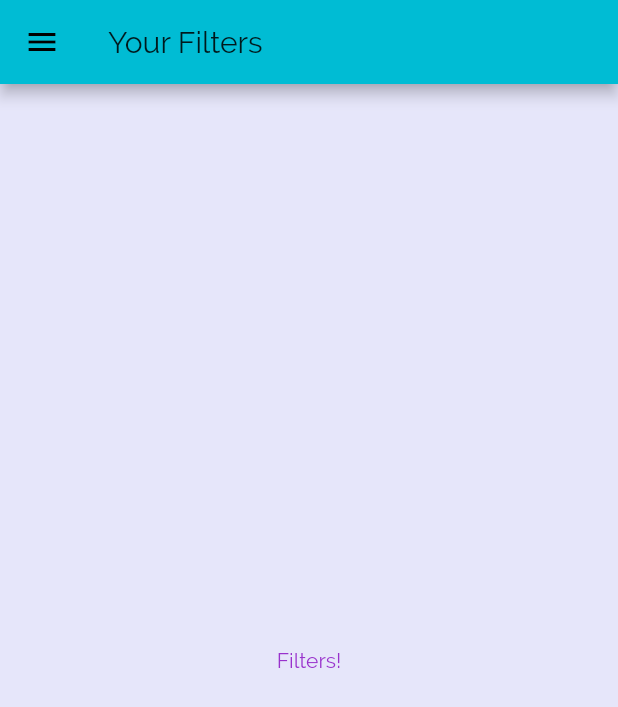
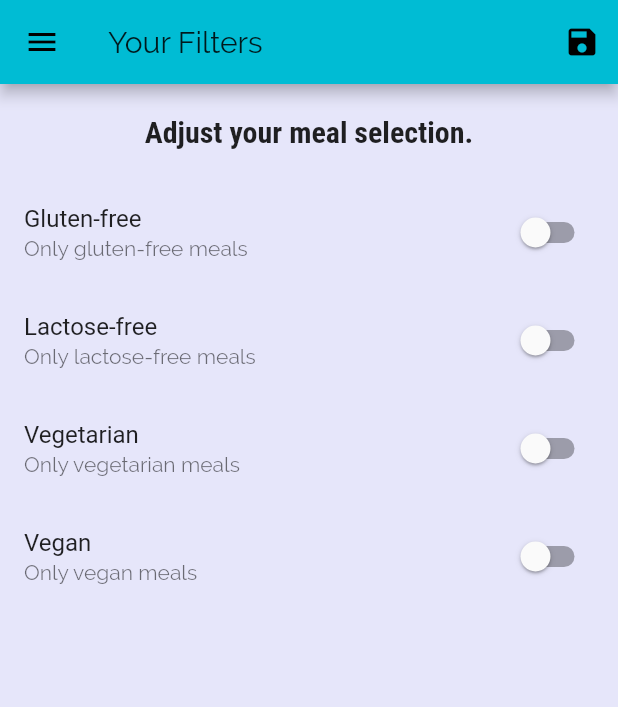
Before and after one commit to elefantaka/mealsApp, a Flutter app: the FiltersScreen screen opened by its route, on a phone screen of 412 x 824 dp. Shown: the top 707 px of the screen. Run offline on Flutter 3.47's test engine with Material 2 defaults, Android fonts, the phone set to English and light mode, and no system bars.

Commit message:
adding the filters

```diff
--- a/lib/main.dart
+++ b/lib/main.dart
@@ -1,6 +1,8 @@
 import 'dart:ui';
 
 import 'package:flutter/material.dart';
+import 'package:meals_app/data.dart';
+import 'package:meals_app/models/meal.dart';
 import 'package:meals_app/screens/filters_screen.dart';
 import 'file:///C:/Work/flutterUdemy/meals_app/lib/screens/categories_screen.dart';
 import 'file:///C:/Work/flutterUdemy/meals_app/lib/screens/category_meals_screen.dart';
@@ -9,7 +11,43 @@ import 'package:meals_app/screens/tabs_screen.dart';
 
 void main() => runApp(MyApp());
 
-class MyApp extends StatelessWidget {
+class MyApp extends StatefulWidget {
+  @override
+  _MyAppState createState() => _MyAppState();
+}
+
+class _MyAppState extends State<MyApp> {
+  Map<String, bool> _filters = {
+    'gluten': false,
+    'lactose': false,
+    'vegan': false,
+    'vegetarian': false,
+  };
+
+  List<Meal> _availableMeals = DUMMY_MEALS;
+
+  void _setFilters(Map<String, bool> filterData) {
+    setState(() {
+      _filters = filterData;
+
+      _availableMeals = DUMMY_MEALS.where((meal)  {
+        if(_filters['gluten'] == true && !meal.isGlutenFree){
+          return false;
+        }
+        if(_filters['lactose'] == true && !meal.isLactoseFree){
+          return false;
+        }
+        if(_filters['vegetarian'] == true && !meal.isVegetarian){
+          return false;
+        }
+        if(_filters['vegan'] == true && !meal.isVegan){
+          return false;
+        }
+        return true;
+      }).toList();
+    });
+  }
+
   @override
   Widget build(BuildContext context) {
     return MaterialApp(
@@ -35,9 +73,9 @@ class MyApp extends StatelessWidget {
       initialRoute: '/',
       routes: {
         '/': (ctx) => TabsScreen(),
-        CategoryMealsScreen.routeName: (ctx) => CategoryMealsScreen(),
+        CategoryMealsScreen.routeName: (ctx) => CategoryMealsScreen(_availableMeals),
         MealDetailScreen.routeName: (ctx) => MealDetailScreen(),
-        FiltersScreen.routeName: (ctx) => FiltersScreen(),
+        FiltersScreen.routeName: (ctx) => FiltersScreen(_setFilters, _filters),
       },
       // onGenerateRoute: (settings) {
       //   print(settings.arguments);
--- a/lib/screens/category_meals_screen.dart
+++ b/lib/screens/category_meals_screen.dart
@@ -8,6 +8,10 @@ import 'package:meals_app/models/meal.dart';
 
 class CategoryMealsScreen extends StatefulWidget {
   static const routeName = '/category-meals';
+
+  final List<Meal> availableMeals;
+
+  CategoryMealsScreen(this.availableMeals);
 
   @override
   _CategoryMealsScreenState createState() => _CategoryMealsScreenState();
@@ -32,7 +36,7 @@ class _CategoryMealsScreenState extends State<CategoryMealsScreen> {
           .arguments as Map<String, String>;
       categoryTitle = routeArgs['title'];
       final categoryId = routeArgs['id'];
-      displayedMeals = DUMMY_MEALS.where((meal) {
+      displayedMeals = widget.availableMeals.where((meal) {
         return meal.categories.contains(categoryId);
       }).toList();
       _loadedInitData = true;
--- a/lib/screens/filters_screen.dart
+++ b/lib/screens/filters_screen.dart
@@ -1,17 +1,128 @@
+import 'package:flutter/cupertino.dart';
 import 'package:flutter/material.dart';
 import 'package:meals_app/widgets/main_drawer.dart';
 
-class FiltersScreen extends StatelessWidget {
+class FiltersScreen extends StatefulWidget {
   static const routeName = '/filters';
+  final Function saveFilters;
+  final Map<String, bool> currentFilters;
+
+  FiltersScreen(this.saveFilters, this.currentFilters);
+
+  @override
+  _FiltersScreenState createState() => _FiltersScreenState();
+}
+
+class _FiltersScreenState extends State<FiltersScreen> {
+  bool _glutenFree = false;
+  bool _vegetarian = false;
+  bool _vegan = false;
+  bool _lactoseFree = false;
+
+  @override
+  initState() {
+    _glutenFree = widget.currentFilters['gluten'];
+    _lactoseFree = widget.currentFilters['lactose'];
+    _vegan = widget.currentFilters['vegan'];
+    _vegetarian = widget.currentFilters['vegetarian'];
+    super.initState();
+  }
+
+  Widget _buildSwitchListTile(String title, String description, bool currentValue, Function updateValue) {
+    return SwitchListTile(
+      title: Text(title),
+      value: currentValue,
+      subtitle: Text(description),
+      onChanged: updateValue,
+    );
+  }
 
   @override
   Widget build(BuildContext context) {
     return Scaffold(
       appBar: AppBar(
         title: Text('Your Filters'),
+        actions: <Widget>[
+          IconButton(
+            icon: Icon(Icons.save),
+            onPressed: () {
+              final selectedFilters = {
+                'gluten': _glutenFree,
+                'lactose': _lactoseFree,
+                'vegan': _vegan,
+                'vegetarian': _vegetarian,
+              };
+              widget.saveFilters(selectedFilters);
+            },
+          ),
+        ],
       ),
       drawer: MainDrawer(),
-      body: Center(child: Text('Filters!')),
+      body: Column(
+        children: <Widget>[
+          Container(
+            padding: EdgeInsets.all(20),
+    child: Text(
+              'Adjust your meal selection.',
+              style: Theme.of(context).textTheme.title,
+            ),
+          ),
+          Expanded(
+            child: ListView(
+              children: <Widget>[
+                _buildSwitchListTile(
+                  'Gluten-free',
+                  'Only gluten-free meals',
+                  _glutenFree,
+                  (newValue) {
+                    setState(
+                      () {
+                        _glutenFree = newValue;
+                      },
+                    );
+                  },
+                ),
+                _buildSwitchListTile(
+                  'Lactose-free',
+                  'Only lactose-free meals',
+                  _lactoseFree,
+                      (newValue) {
+                    setState(
+                          () {
+                        _lactoseFree = newValue;
+                      },
+                    );
+                  },
+                ),
+                _buildSwitchListTile(
+                  'Vegetarian',
+                  'Only vegetarian meals',
+                  _vegetarian,
+                      (newValue) {
+                    setState(
+                          () {
+                        _vegetarian = newValue;
+                      },
+                    );
+                  },
+                ),
+                _buildSwitchListTile(
+                  'Vegan',
+                  'Only vegan meals',
+                  _vegan,
+                      (newValue) {
+                    setState(
+                          () {
+                        _vegan = newValue;
+                      },
+                    );
+                  },
+                ),
+              ],
+            ),
+          )
+        ],
+      ),
     );
   }
 }
```
